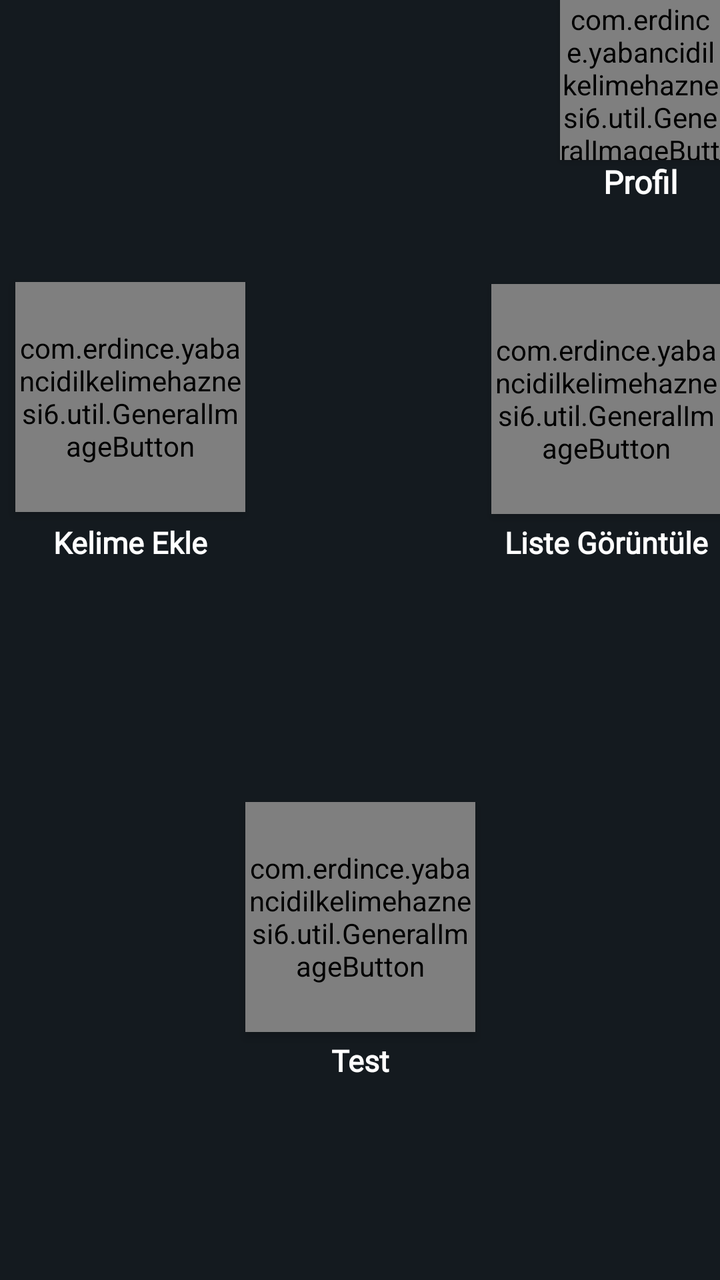
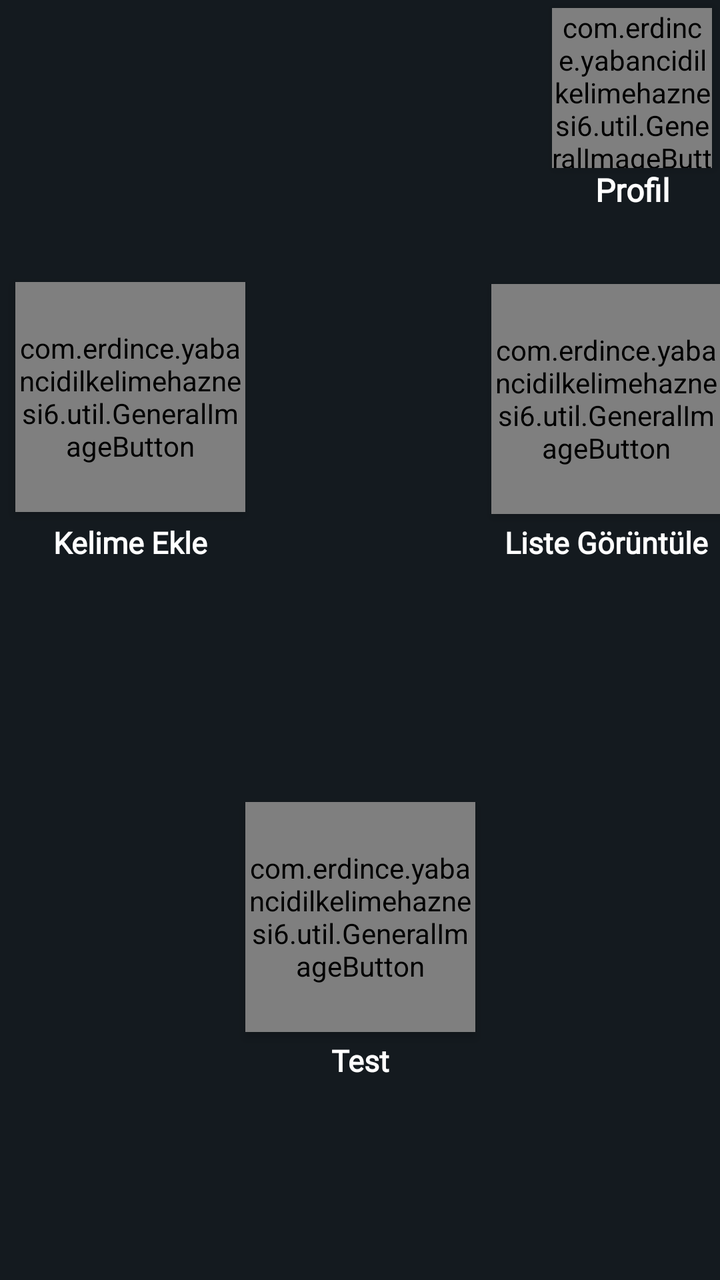

The first picture is an Android layout as it rendered before a commit; the second is the same layout after the commit. The layout source and the unified diff follow.
<!-- AndroidManifest.xml: application theme Theme.YabanciDilKelimeHaznesi6 -->
<!-- res/layout/fragment_homepage.xml -->
<?xml version="1.0" encoding="utf-8"?>
<FrameLayout xmlns:android="http://schemas.android.com/apk/res/android"
             xmlns:tools="http://schemas.android.com/tools"
             android:layout_width="match_parent"
             android:layout_height="match_parent"
             tools:context=".activity.FragmentHomepage"
             xmlns:app="http://schemas.android.com/apk/res-auto">

    <androidx.constraintlayout.widget.ConstraintLayout

        android:layout_width="match_parent"
        android:layout_height="match_parent"
        android:background="@color/theme_primary_color">

        <TextView
            android:id="@+id/profilTxt"
            android:layout_width="80dp"
            android:layout_height="21dp"
            android:fontFamily="@font/sarala_bold"
            android:text="Profil"
            android:textAlignment="center"
            android:textColor="@color/white"
            android:textSize="16sp"
            android:textStyle="bold"
            app:layout_constraintStart_toStartOf="@+id/profilButon"
            app:layout_constraintTop_toBottomOf="@+id/profilButon" />

        <TextView
            android:id="@+id/testTxt"
            android:layout_width="115dp"
            android:layout_height="20dp"
            android:layout_marginBottom="100dp"
            android:fontFamily="@font/archivo"
            android:text="Test"
            android:textAlignment="center"
            android:textColor="@color/white"
            android:textSize="15sp"
            android:textStyle="bold"
            app:layout_constraintBottom_toBottomOf="parent"
            app:layout_constraintEnd_toEndOf="parent"
            app:layout_constraintStart_toStartOf="parent" />

        <TextView
            android:id="@+id/listeGoruntuleTxt"
            android:layout_width="115dp"
            android:layout_height="20dp"
            android:layout_marginStart="8dp"
            android:layout_marginBottom="120dp"
            android:fontFamily="@font/sarala_bold"
            android:text="Liste Görüntüle"
            android:textAlignment="center"
            android:textColor="@color/white"
            android:textSize="15sp"
            android:textStyle="bold"
            app:layout_constraintBottom_toTopOf="@+id/testButon"
            app:layout_constraintStart_toEndOf="@+id/testButon" />

        <com.erdince.yabancidilkelimehaznesi6.util.GeneralImageButton
            android:id="@+id/profilButon"
            android:layout_width="80dp"
            android:layout_height="80dp"
            android:elevation="3dp"
            android:background="@null"
            app:layout_constraintEnd_toEndOf="parent"
            app:layout_constraintTop_toTopOf="parent"
            app:srcCompat="@drawable/ic_anaekran_profile"
            tools:ignore="SpeakableTextPresentCheck" />

        <com.erdince.yabancidilkelimehaznesi6.util.GeneralImageButton
            android:id="@+id/kelimeEkleButon"
            android:layout_width="@dimen/mainscreen_icons_size"
            android:layout_height="@dimen/mainscreen_icons_size"
            android:layout_marginBottom="5dp"
            android:background="@drawable/roundedcorner"
            android:elevation="3dp"
            app:layout_constraintBottom_toTopOf="@+id/kelimeEkleTxt"
            app:layout_constraintEnd_toEndOf="@+id/kelimeEkleTxt"
            app:srcCompat="@drawable/ic_anaekran_kelime_ekle"
            tools:ignore="SpeakableTextPresentCheck" />

        <com.erdince.yabancidilkelimehaznesi6.util.GeneralImageButton
            android:id="@+id/listeGoruntuleButon"
            android:layout_width="@dimen/mainscreen_icons_size"
            android:layout_height="@dimen/mainscreen_icons_size"
            android:layout_marginBottom="4dp"
            android:elevation="3dp"
            android:background="@drawable/roundedcorner"
            app:layout_constraintBottom_toTopOf="@+id/listeGoruntuleTxt"
            app:layout_constraintEnd_toEndOf="@+id/listeGoruntuleTxt"
            app:srcCompat="@drawable/ic_anaekran_list_goruntule"
            tools:ignore="SpeakableTextPresentCheck" />

        <com.erdince.yabancidilkelimehaznesi6.util.GeneralImageButton
            android:id="@+id/testButon"
            android:layout_width="@dimen/mainscreen_icons_size"
            android:layout_height="@dimen/mainscreen_icons_size"
            android:layout_marginBottom="4dp"
            android:elevation="3dp"
            android:background="@drawable/roundedcorner"
            app:layout_constraintBottom_toTopOf="@+id/testTxt"
            app:layout_constraintEnd_toEndOf="@+id/testTxt"
            app:srcCompat="@drawable/ic_anaekran_test"
            tools:ignore="SpeakableTextPresentCheck" />

        <TextView
            android:id="@+id/kelimeEkleTxt"
            android:layout_width="115dp"
            android:layout_height="20dp"
            android:fontFamily="@font/sarala_bold"
            android:text="Kelime Ekle"
            android:textAlignment="center"
            android:textColor="@color/white"
            android:textSize="15sp"
            android:textStyle="bold"
            app:layout_constraintBottom_toBottomOf="@+id/listeGoruntuleTxt"
            app:layout_constraintEnd_toStartOf="@+id/testButon" />

    </androidx.constraintlayout.widget.ConstraintLayout>
</FrameLayout>
<!-- resources referenced by this layout -->
<resources>
  <color name="theme_primary_color">#141A1F</color>
  <color name="white">#FFFFFFFF</color>
  <dimen name="mainscreen_icons_size">115dp</dimen>
  <!-- drawable ic_anaekran_kelime_ekle (drawable) -->
  <vector xmlns:android="http://schemas.android.com/apk/res/android"
      android:width="100dp"
      android:height="100dp"
      android:viewportWidth="223.57"
      android:viewportHeight="223.57">
    <path
        android:fillColor="#FF000000"
        android:pathData="M223.57,104.29l-104.29,0l0,-104.29l-15,0l0,104.29l-104.29,0l0,15l104.29,0l0,104.29l15,0l0,-104.29l104.29,0z"/>
  </vector>
  <!-- drawable ic_anaekran_profile (drawable) -->
  <vector android:height="74dp" android:viewportHeight="512"
      android:viewportWidth="512" android:width="74dp" xmlns:android="http://schemas.android.com/apk/res/android">
      <path android:fillColor="@color/theme_secondary_color" android:pathData="M256,0C114.608,0 0,114.608 0,256s114.608,256 256,256s256,-114.608 256,-256S397.392,0 256,0zM256,496C123.664,496 16,388.336 16,256S123.664,16 256,16s240,107.664 240,240S388.336,496 256,496z"/>
      <path android:fillColor="@color/theme_orange_color" android:pathData="M257.408,106.256c-32.704,0 -59.296,26.608 -59.296,59.312s26.592,59.296 59.296,59.296c32.704,0 59.312,-26.592 59.312,-59.296C316.72,132.864 290.112,106.256 257.408,106.256zM257.408,208.864c-23.872,0 -43.296,-19.424 -43.296,-43.296s19.424,-43.312 43.296,-43.312s43.312,19.44 43.312,43.312S281.28,208.864 257.408,208.864z"/>
      <path android:fillColor="@color/white" android:pathData="M314.112,252.256l-56.704,42.752l-56.704,-42.752c-69.792,20.944 -68.912,91.6 -68.912,91.6h125.616h125.616C383.024,343.856 383.904,273.2 314.112,252.256zM257.392,327.84H149.824c3.888,-17.408 15.2,-44.688 48.048,-57.68l49.904,37.616c2.848,2.144 6.24,3.216 9.632,3.216c3.392,0 6.784,-1.072 9.632,-3.216l49.904,-37.632c33.008,13.024 44.256,40.272 48.096,57.696H257.392z"/>
  </vector>
  <!-- drawable roundedcorner (drawable) -->
  <?xml version="1.0" encoding="utf-8"?>
  <shape xmlns:android="http://schemas.android.com/apk/res/android">
      <solid android:color="@color/theme_secondary_color" />
      <corners android:radius="30dp"/>
      <stroke android:color="@color/black"
      android:width="1dp"></stroke>
  </shape>
  <color name="theme_secondary_color">#202934</color>
  <color name="theme_orange_color">#F65042</color>
  <color name="black">#FF000000</color>
  <color name="teal_200">#FF03DAC5</color>
  <color name="teal_700">#FF018786</color>
  <!-- unchanged entries left out for length: 3 -->
</resources>

<!-- the commit's change to res/layout/fragment_homepage.xml (unified diff, before → after) -->
@@ -12,6 +12,26 @@
         android:layout_height="match_parent"
         android:background="@color/theme_primary_color">
 
+        <LinearLayout
+            android:id="@+id/offlineModeLayout"
+            android:layout_width="wrap_content" android:layout_height="wrap_content"
+            android:orientation="horizontal"
+            android:visibility="gone"
+            tools:visibility="visible"
+            android:layout_marginTop="4dp"
+            android:layout_marginStart="4dp"
+            app:layout_constraintTop_toTopOf="parent"
+            app:layout_constraintStart_toStartOf="parent">
+            <ImageView android:layout_width="24dp" android:layout_height="24dp"
+                       android:src="@drawable/offline_mode_icon_1"
+                       android:tint="@android:color/holo_red_dark"/>
+            <TextView android:layout_width="wrap_content" android:layout_height="wrap_content"
+                      android:text="Offline mode"
+                      android:textSize="9sp" android:layout_gravity="bottom"
+                      android:textColor="@android:color/holo_red_dark"/>
+
+        </LinearLayout>
+
         <TextView
             android:id="@+id/profilTxt"
             android:layout_width="80dp"
@@ -23,7 +43,7 @@
             android:textSize="16sp"
             android:textStyle="bold"
             app:layout_constraintStart_toStartOf="@+id/profilButon"
-            app:layout_constraintTop_toBottomOf="@+id/profilButon" />
+            app:layout_constraintTop_toBottomOf="@+id/profilButon"/>
 
         <TextView
             android:id="@+id/testTxt"
@@ -38,7 +58,7 @@
             android:textStyle="bold"
             app:layout_constraintBottom_toBottomOf="parent"
             app:layout_constraintEnd_toEndOf="parent"
-            app:layout_constraintStart_toStartOf="parent" />
+            app:layout_constraintStart_toStartOf="parent"/>
 
         <TextView
             android:id="@+id/listeGoruntuleTxt"
@@ -53,18 +73,19 @@
             android:textSize="15sp"
             android:textStyle="bold"
             app:layout_constraintBottom_toTopOf="@+id/testButon"
-            app:layout_constraintStart_toEndOf="@+id/testButon" />
+            app:layout_constraintStart_toEndOf="@+id/testButon"/>
 
         <com.erdince.yabancidilkelimehaznesi6.util.GeneralImageButton
             android:id="@+id/profilButon"
             android:layout_width="80dp"
             android:layout_height="80dp"
             android:elevation="3dp"
-            android:background="@null"
+            android:layout_marginTop="4dp"
+            android:layout_marginEnd="4dp"
+            android:background="@android:color/transparent"
             app:layout_constraintEnd_toEndOf="parent"
             app:layout_constraintTop_toTopOf="parent"
-            app:srcCompat="@drawable/ic_anaekran_profile"
-            tools:ignore="SpeakableTextPresentCheck" />
+            app:srcCompat="@drawable/ic_anaekran_profile"/>
 
         <com.erdince.yabancidilkelimehaznesi6.util.GeneralImageButton
             android:id="@+id/kelimeEkleButon"
@@ -76,7 +97,7 @@
             app:layout_constraintBottom_toTopOf="@+id/kelimeEkleTxt"
             app:layout_constraintEnd_toEndOf="@+id/kelimeEkleTxt"
             app:srcCompat="@drawable/ic_anaekran_kelime_ekle"
-            tools:ignore="SpeakableTextPresentCheck" />
+            tools:ignore="SpeakableTextPresentCheck"/>
 
         <com.erdince.yabancidilkelimehaznesi6.util.GeneralImageButton
             android:id="@+id/listeGoruntuleButon"
@@ -88,7 +109,7 @@
             app:layout_constraintBottom_toTopOf="@+id/listeGoruntuleTxt"
             app:layout_constraintEnd_toEndOf="@+id/listeGoruntuleTxt"
             app:srcCompat="@drawable/ic_anaekran_list_goruntule"
-            tools:ignore="SpeakableTextPresentCheck" />
+            tools:ignore="SpeakableTextPresentCheck"/>
 
         <com.erdince.yabancidilkelimehaznesi6.util.GeneralImageButton
             android:id="@+id/testButon"
@@ -100,7 +121,7 @@
             app:layout_constraintBottom_toTopOf="@+id/testTxt"
             app:layout_constraintEnd_toEndOf="@+id/testTxt"
             app:srcCompat="@drawable/ic_anaekran_test"
-            tools:ignore="SpeakableTextPresentCheck" />
+            tools:ignore="SpeakableTextPresentCheck"/>
 
         <TextView
             android:id="@+id/kelimeEkleTxt"
@@ -113,7 +134,7 @@
             android:textSize="15sp"
             android:textStyle="bold"
             app:layout_constraintBottom_toBottomOf="@+id/listeGoruntuleTxt"
-            app:layout_constraintEnd_toStartOf="@+id/testButon" />
+            app:layout_constraintEnd_toStartOf="@+id/testButon"/>
 
     </androidx.constraintlayout.widget.ConstraintLayout>
 </FrameLayout>
<!-- resource entries referenced after the edit -->
@@ -14,11 +14,27 @@
         android:pathData="M223.57,104.29l-104.29,0l0,-104.29l-15,0l0,104.29l-104.29,0l0,15l104.29,0l0,104.29l15,0l0,-104.29l104.29,0z"/>
   </vector>
   <!-- drawable ic_anaekran_profile (drawable) -->
-  <vector android:height="74dp" android:viewportHeight="512"
-      android:viewportWidth="512" android:width="74dp" xmlns:android="http://schemas.android.com/apk/res/android">
+  <vector android:height="80dp" android:viewportHeight="512"
+      android:viewportWidth="512" android:width="80dp" xmlns:android="http://schemas.android.com/apk/res/android">
       <path android:fillColor="@color/theme_secondary_color" android:pathData="M256,0C114.608,0 0,114.608 0,256s114.608,256 256,256s256,-114.608 256,-256S397.392,0 256,0zM256,496C123.664,496 16,388.336 16,256S123.664,16 256,16s240,107.664 240,240S388.336,496 256,496z"/>
       <path android:fillColor="@color/theme_orange_color" android:pathData="M257.408,106.256c-32.704,0 -59.296,26.608 -59.296,59.312s26.592,59.296 59.296,59.296c32.704,0 59.312,-26.592 59.312,-59.296C316.72,132.864 290.112,106.256 257.408,106.256zM257.408,208.864c-23.872,0 -43.296,-19.424 -43.296,-43.296s19.424,-43.312 43.296,-43.312s43.312,19.44 43.312,43.312S281.28,208.864 257.408,208.864z"/>
       <path android:fillColor="@color/white" android:pathData="M314.112,252.256l-56.704,42.752l-56.704,-42.752c-69.792,20.944 -68.912,91.6 -68.912,91.6h125.616h125.616C383.024,343.856 383.904,273.2 314.112,252.256zM257.392,327.84H149.824c3.888,-17.408 15.2,-44.688 48.048,-57.68l49.904,37.616c2.848,2.144 6.24,3.216 9.632,3.216c3.392,0 6.784,-1.072 9.632,-3.216l49.904,-37.632c33.008,13.024 44.256,40.272 48.096,57.696H257.392z"/>
+  </vector>
+  <!-- drawable offline_mode_icon_1 (drawable) -->
+  <vector xmlns:android="http://schemas.android.com/apk/res/android"
+      android:width="800dp"
+      android:height="800dp"
+      android:viewportWidth="32"
+      android:viewportHeight="32">
+    <path
+        android:pathData="M26,13a8.909,8.909 0,0 1,-2.525 6.234l1.413,1.413A10.979,10.979 0,0 0,23.601 4.2l-1.201,1.6A8.932,8.932 0,0 1,26 13Z"
+        android:fillColor="#000000"/>
+    <path
+        android:pathData="M21,13a5.002,5.002 0,0 1,-0.902 2.856l1.428,1.428a6.983,6.983 0,0 0,-0.858 -9.502l-1.334,1.49A5.008,5.008 0,0 1,21 13Z"
+        android:fillColor="#000000"/>
+    <path
+        android:pathData="M30,28.586 L3.414,2 2,3.414l3.71,3.71A10.982,10.982 0,0 0,8.399 21.801l1.201,-1.6A8.968,8.968 0,0 1,7.171 8.585l2.196,2.196a6.966,6.966 0,0 0,1.965 7.435l1.334,-1.49A5.007,5.007 0,0 1,11 13a4.885,4.885 0,0 1,0.039 -0.546L15,16.414V30h2V18.414L28.586,30Z"
+        android:fillColor="#000000"/>
   </vector>
   <!-- drawable roundedcorner (drawable) -->
   <?xml version="1.0" encoding="utf-8"?>
